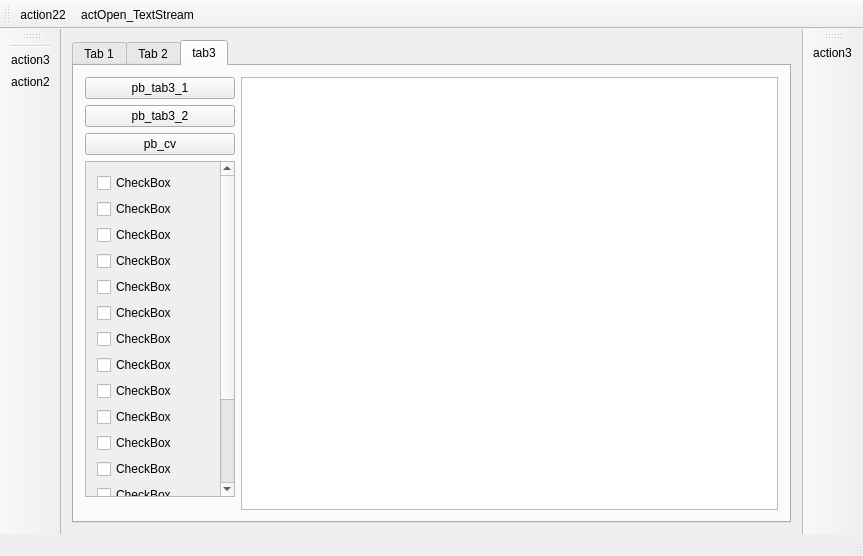
The window that FirstProject_Test/project/mainwindow.ui (ZhouChuanghua/Learn_QT) describes before a commit, drawn with Qt 5.
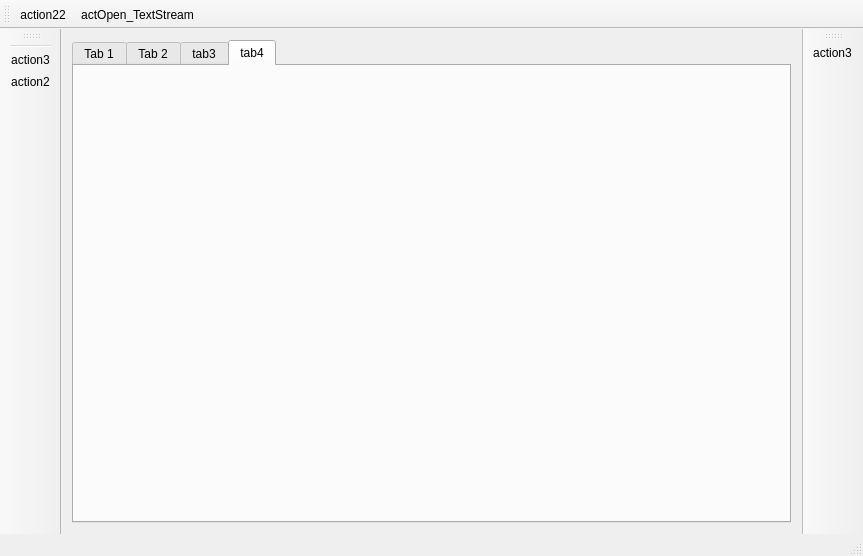
The same window after the commit. The open tabs and pages were chosen to show the change. Custom widgets are drawn as their Qt base class.

What changed in the file:
```diff
--- a/FirstProject_Test/project/mainwindow.ui
+++ b/FirstProject_Test/project/mainwindow.ui
@@ -46,8 +46,8 @@
      <verstretch>0</verstretch>
     </sizepolicy>
    </property>
-   <layout class="QVBoxLayout" name="verticalLayout">
-    <item>
+   <layout class="QGridLayout" name="gridLayout_3">
+    <item row="0" column="0">
      <widget class="QTabWidget" name="tabWidget">
       <property name="enabled">
        <bool>true</bool>
@@ -425,6 +425,18 @@
         </item>
        </layout>
       </widget>
+      <widget class="QWidget" name="tab_4">
+       <property name="sizePolicy">
+        <sizepolicy hsizetype="Expanding" vsizetype="Expanding">
+         <horstretch>0</horstretch>
+         <verstretch>0</verstretch>
+        </sizepolicy>
+       </property>
+       <attribute name="title">
+        <string>tab4</string>
+       </attribute>
+       <layout class="QGridLayout" name="gridLayout_2"/>
+      </widget>
      </widget>
     </item>
    </layout>
```
Left out of the diff: 2 changed lines with no effect on the pictures.
